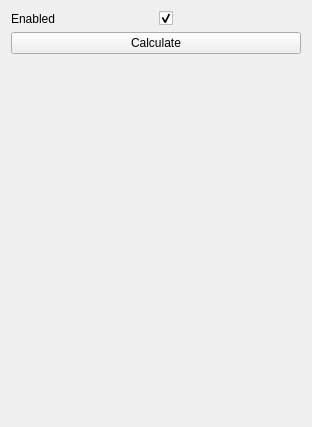
Qt form include/pli_vis/ui/plugins/zernike_toolbox.ui (VRGroupRWTH/pli_view) before a commit.
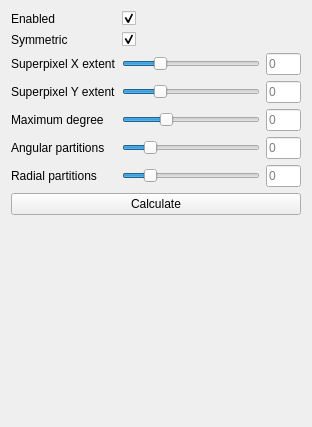
The same form after that commit.

Commit message: Extend Zernike toolbox.

What changed in the file:
```diff
--- a/include/pli_vis/ui/plugins/zernike_toolbox.ui
+++ b/include/pli_vis/ui/plugins/zernike_toolbox.ui
@@ -14,34 +14,107 @@
    <string>Zernike Moments Toolbox</string>
   </property>
   <layout class="QGridLayout" name="gridLayout">
-   <item row="0" column="0">
-    <widget class="QLabel" name="label_enabled">
-     <property name="text">
-      <string>Enabled</string>
-     </property>
-    </widget>
-   </item>
-   <item row="0" column="1">
-    <widget class="QCheckBox" name="checkbox_enabled">
-     <property name="layoutDirection">
-      <enum>Qt::LeftToRight</enum>
-     </property>
-     <property name="text">
-      <string/>
-     </property>
-     <property name="checked">
+   <item row="4" column="0">
+    <widget class="QLabel" name="label_maximum_degree">
+     <property name="enabled">
       <bool>true</bool>
      </property>
+     <property name="text">
+      <string>Maximum degree</string>
+     </property>
     </widget>
    </item>
-   <item row="1" column="0" colspan="2">
+   <item row="7" column="0" colspan="3">
     <widget class="QPushButton" name="button_calculate">
      <property name="text">
       <string>Calculate</string>
      </property>
     </widget>
    </item>
-   <item row="2" column="0" colspan="2">
+   <item row="6" column="1">
+    <widget class="QSlider" name="slider_sampling_rho">
+     <property name="sizePolicy">
+      <sizepolicy hsizetype="Preferred" vsizetype="Preferred">
+       <horstretch>4</horstretch>
+       <verstretch>0</verstretch>
+      </sizepolicy>
+     </property>
+     <property name="minimumSize">
+      <size>
+       <width>0</width>
+       <height>0</height>
+      </size>
+     </property>
+     <property name="maximum">
+      <number>360</number>
+     </property>
+     <property name="value">
+      <number>60</number>
+     </property>
+     <property name="orientation">
+      <enum>Qt::Horizontal</enum>
+     </property>
+    </widget>
+   </item>
+   <item row="5" column="2">
+    <widget class="QLineEdit" name="line_edit_sampling_theta">
+     <property name="sizePolicy">
+      <sizepolicy hsizetype="Preferred" vsizetype="Preferred">
+       <horstretch>1</horstretch>
+       <verstretch>0</verstretch>
+      </sizepolicy>
+     </property>
+     <property name="text">
+      <string/>
+     </property>
+     <property name="alignment">
+      <set>Qt::AlignLeading|Qt::AlignLeft|Qt::AlignVCenter</set>
+     </property>
+     <property name="placeholderText">
+      <string>0</string>
+     </property>
+    </widget>
+   </item>
+   <item row="6" column="0">
+    <widget class="QLabel" name="label_sampling_rho">
+     <property name="enabled">
+      <bool>true</bool>
+     </property>
+     <property name="text">
+      <string>Radial partitions</string>
+     </property>
+    </widget>
+   </item>
+   <item row="4" column="2">
+    <widget class="QLineEdit" name="line_edit_maximum_degree">
+     <property name="sizePolicy">
+      <sizepolicy hsizetype="Preferred" vsizetype="Preferred">
+       <horstretch>1</horstretch>
+       <verstretch>0</verstretch>
+      </sizepolicy>
+     </property>
+     <property name="text">
+      <string/>
+     </property>
+     <property name="alignment">
+      <set>Qt::AlignLeading|Qt::AlignLeft|Qt::AlignVCenter</set>
+     </property>
+     <property name="placeholderText">
+      <string>0</string>
+     </property>
+    </widget>
+   </item>
+   <item row="5" column="0">
+    <widget class="QLabel" name="label_sampling_theta">
+     <property name="enabled">
+      <bool>true</bool>
+     </property>
+     <property name="text">
+      <string>Angular partitions</string>
+     </property>
+    </widget>
+   </item>
+   <item row="8" column="0" colspan="3">
     <spacer name="spacer">
      <property name="orientation">
       <enum>Qt::Vertical</enum>
@@ -49,11 +122,240 @@
      <property name="sizeHint" stdset="0">
       <size>
        <width>288</width>
-       <height>358</height>
+       <height>209</height>
       </size>
      </property>
     </spacer>
    </item>
+   <item row="5" column="1">
+    <widget class="QSlider" name="slider_sampling_theta">
+     <property name="sizePolicy">
+      <sizepolicy hsizetype="Preferred" vsizetype="Preferred">
+       <horstretch>4</horstretch>
+       <verstretch>0</verstretch>
+      </sizepolicy>
+     </property>
+     <property name="minimumSize">
+      <size>
+       <width>0</width>
+       <height>0</height>
+      </size>
+     </property>
+     <property name="maximum">
+      <number>360</number>
+     </property>
+     <property name="value">
+      <number>60</number>
+     </property>
+     <property name="orientation">
+      <enum>Qt::Horizontal</enum>
+     </property>
+    </widget>
+   </item>
+   <item row="4" column="1">
+    <widget class="QSlider" name="slider_maximum_degree">
+     <property name="sizePolicy">
+      <sizepolicy hsizetype="Preferred" vsizetype="Preferred">
+       <horstretch>4</horstretch>
+       <verstretch>0</verstretch>
+      </sizepolicy>
+     </property>
+     <property name="minimumSize">
+      <size>
+       <width>0</width>
+       <height>0</height>
+      </size>
+     </property>
+     <property name="maximum">
+      <number>20</number>
+     </property>
+     <property name="value">
+      <number>6</number>
+     </property>
+     <property name="orientation">
+      <enum>Qt::Horizontal</enum>
+     </property>
+    </widget>
+   </item>
+   <item row="6" column="2">
+    <widget class="QLineEdit" name="line_edit_sampling_rho">
+     <property name="sizePolicy">
+      <sizepolicy hsizetype="Preferred" vsizetype="Preferred">
+       <horstretch>1</horstretch>
+       <verstretch>0</verstretch>
+      </sizepolicy>
+     </property>
+     <property name="text">
+      <string/>
+     </property>
+     <property name="alignment">
+      <set>Qt::AlignLeading|Qt::AlignLeft|Qt::AlignVCenter</set>
+     </property>
+     <property name="placeholderText">
+      <string>0</string>
+     </property>
+    </widget>
+   </item>
+   <item row="0" column="0">
+    <widget class="QLabel" name="label_enabled">
+     <property name="text">
+      <string>Enabled</string>
+     </property>
+    </widget>
+   </item>
+   <item row="0" column="1" colspan="2">
+    <widget class="QCheckBox" name="checkbox_enabled">
+     <property name="layoutDirection">
+      <enum>Qt::LeftToRight</enum>
+     </property>
+     <property name="text">
+      <string/>
+     </property>
+     <property name="checked">
+      <bool>true</bool>
+     </property>
+    </widget>
+   </item>
+   <item row="1" column="1" colspan="2">
+    <widget class="QCheckBox" name="checkbox_symmetric">
+     <property name="layoutDirection">
+      <enum>Qt::LeftToRight</enum>
+     </property>
+     <property name="text">
+      <string/>
+     </property>
+     <property name="checked">
+      <bool>true</bool>
+     </property>
+    </widget>
+   </item>
+   <item row="3" column="2">
+    <widget class="QLineEdit" name="line_edit_superpixel_y">
+     <property name="sizePolicy">
+      <sizepolicy hsizetype="Preferred" vsizetype="Preferred">
+       <horstretch>1</horstretch>
+       <verstretch>0</verstretch>
+      </sizepolicy>
+     </property>
+     <property name="text">
+      <string/>
+     </property>
+     <property name="alignment">
+      <set>Qt::AlignLeading|Qt::AlignLeft|Qt::AlignVCenter</set>
+     </property>
+     <property name="placeholderText">
+      <string>0</string>
+     </property>
+    </widget>
+   </item>
+   <item row="3" column="1">
+    <widget class="QSlider" name="slider_superpixel_y">
+     <property name="sizePolicy">
+      <sizepolicy hsizetype="Preferred" vsizetype="Preferred">
+       <horstretch>4</horstretch>
+       <verstretch>0</verstretch>
+      </sizepolicy>
+     </property>
+     <property name="minimumSize">
+      <size>
+       <width>0</width>
+       <height>0</height>
+      </size>
+     </property>
+     <property name="maximum">
+      <number>256</number>
+     </property>
+     <property name="singleStep">
+      <number>1</number>
+     </property>
+     <property name="value">
+      <number>64</number>
+     </property>
+     <property name="orientation">
+      <enum>Qt::Horizontal</enum>
+     </property>
+    </widget>
+   </item>
+   <item row="2" column="0">
+    <widget class="QLabel" name="label_superpixel_x">
+     <property name="enabled">
+      <bool>true</bool>
+     </property>
+     <property name="text">
+      <string>Superpixel X extent</string>
+     </property>
+    </widget>
+   </item>
+   <item row="2" column="2">
+    <widget class="QLineEdit" name="line_edit_superpixel_x">
+     <property name="sizePolicy">
+      <sizepolicy hsizetype="Preferred" vsizetype="Preferred">
+       <horstretch>1</horstretch>
+       <verstretch>0</verstretch>
+      </sizepolicy>
+     </property>
+     <property name="text">
+      <string/>
+     </property>
+     <property name="alignment">
+      <set>Qt::AlignLeading|Qt::AlignLeft|Qt::AlignVCenter</set>
+     </property>
+     <property name="placeholderText">
+      <string>0</string>
+     </property>
+    </widget>
+   </item>
+   <item row="3" column="0">
+    <widget class="QLabel" name="label_superpixel_y">
+     <property name="enabled">
+      <bool>true</bool>
+     </property>
+     <property name="text">
+      <string>Superpixel Y extent</string>
+     </property>
+    </widget>
+   </item>
+   <item row="2" column="1">
+    <widget class="QSlider" name="slider_superpixel_x">
+     <property name="sizePolicy">
+      <sizepolicy hsizetype="Preferred" vsizetype="Preferred">
+       <horstretch>4</horstretch>
+       <verstretch>0</verstretch>
+      </sizepolicy>
+     </property>
+     <property name="minimumSize">
+      <size>
+       <width>0</width>
+       <height>0</height>
+      </size>
+     </property>
+     <property name="maximum">
+      <number>256</number>
+     </property>
+     <property name="singleStep">
+      <number>1</number>
+     </property>
+     <property name="value">
+      <number>64</number>
+     </property>
+     <property name="orientation">
+      <enum>Qt::Horizontal</enum>
+     </property>
+     <property name="tickPosition">
+      <enum>QSlider::NoTicks</enum>
+     </property>
+     <property name="tickInterval">
+      <number>1</number>
+     </property>
+    </widget>
+   </item>
+   <item row="1" column="0">
+    <widget class="QLabel" name="label_symmetric">
+     <property name="text">
+      <string>Symmetric</string>
+     </property>
+    </widget>
+   </item>
   </layout>
  </widget>
  <resources/>
```
